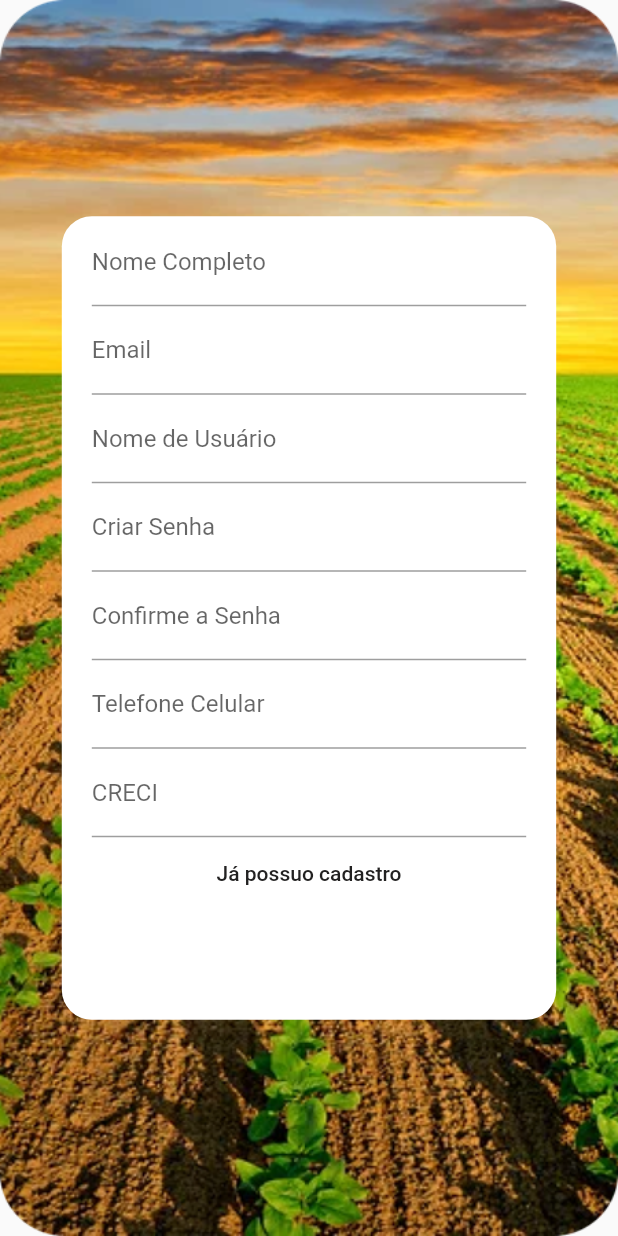
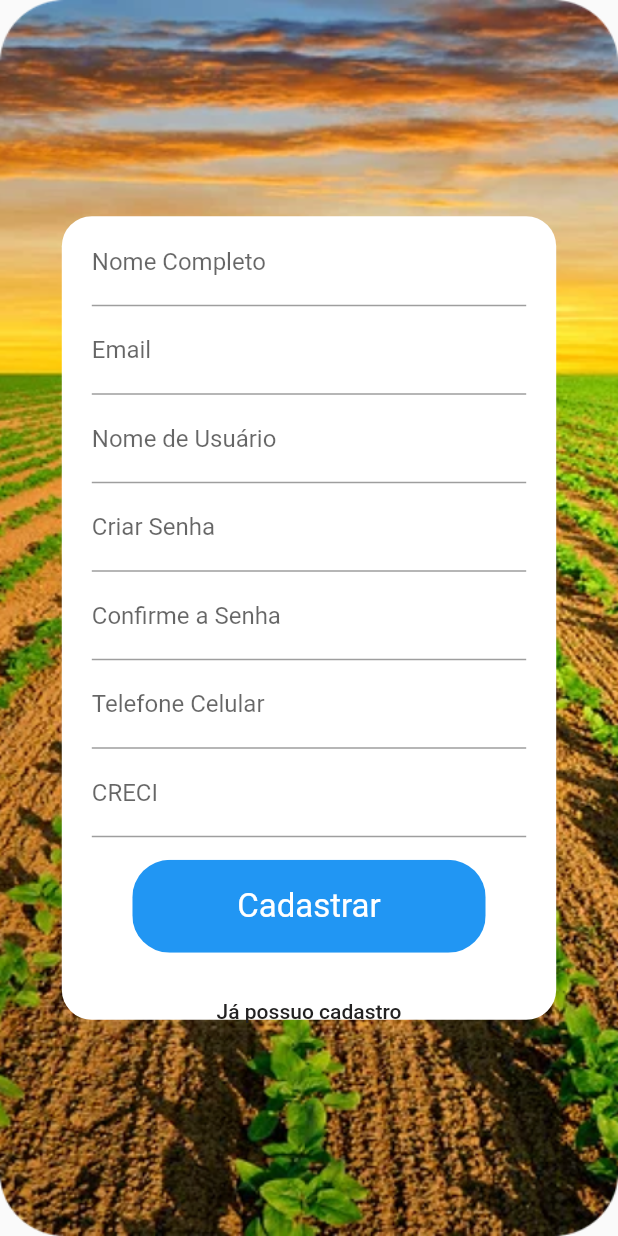
Before and after one commit to LaercioRJ/AgroImobi, a Flutter app: the screen it shows after launch, after a tap on "Entrar", after a tap on "Primeiro Acesso CORRETOR", on a phone screen of 412 x 824 dp. Run offline on Flutter 3.47's test engine with Material 2 defaults, Android fonts, the light colour scheme and no system bars; our stand-ins replace mask_text_input_formatter.

Commit message:
organize register_broker screen and apply mask to cellphone field

```diff
--- a/lib/src/screen/login_signin_screens/login_screen.dart
+++ b/lib/src/screen/login_signin_screens/login_screen.dart
@@ -80,7 +80,7 @@ class LoginScreenState extends State<LoginScreen> {
                   LinkButton(
                     linkText: 'Primeiro Acesso',
                     linkedPage: RegisterUserScreen()),
-                  const LinkButton(
+                  LinkButton(
                     linkText: 'Primeiro Acesso CORRETOR',
                     linkedPage: RegisterBrokerScreen())
                 ],
--- a/lib/src/screen/login_signin_screens/register_broker.dart
+++ b/lib/src/screen/login_signin_screens/register_broker.dart
@@ -1,9 +1,17 @@
 import 'package:flutter/material.dart';
+import 'package:mask_text_input_formatter/mask_text_input_formatter.dart';
 
 import '../../widgets/go_back_link_button.dart';
+import '../../widgets/submit_button.dart';
 
 class RegisterBrokerScreen extends StatelessWidget {
-  const RegisterBrokerScreen({super.key});
+  RegisterBrokerScreen({super.key});
+  final _formKey = GlobalKey<FormState>();
+  final cellphoneMask = MaskTextInputFormatter(
+    mask: '(##) #####-####',
+    filter: { "#": RegExp(r'[0-9]') },
+    type: MaskAutoCompletionType.lazy
+  );
 
   @override
   Widget build(BuildContext context) {
@@ -26,47 +34,53 @@ class RegisterBrokerScreen extends StatelessWidget {
                     ),
                     child: Padding(
                       padding: const EdgeInsets.fromLTRB(20, 1, 20, 1),
+                        child:
+                          Form(
+                            key: _formKey,
                             child: Column(children: [
-                          const TextField(
-                              decoration: InputDecoration(
+                              TextFormField(
+                                decoration: const  InputDecoration(
                                   labelText: 'Nome Completo',
                                   border: UnderlineInputBorder())),
-                          const TextField(
-                              decoration: InputDecoration(
+                              TextFormField(
+                                decoration: const InputDecoration(
                                   labelText: 'Email',
                                   border: UnderlineInputBorder(),
                                 )),
-                          const TextField(
-                              decoration: InputDecoration(
+                              TextFormField(
+                                decoration: const InputDecoration(
                                   labelText: 'Nome de Usuário',
                                   border: UnderlineInputBorder(),
                                 )),
-                          const TextField(
+                              TextFormField(
                                 obscureText: true,
-                              decoration: InputDecoration(
+                                decoration: const InputDecoration(
                                   labelText: 'Criar Senha',
                                   border: UnderlineInputBorder(),
                                 )),
-                          const TextField(
+                              TextFormField(
                                 obscureText: true,
-                              decoration: InputDecoration(
+                                decoration: const InputDecoration(
                                   labelText: 'Confirme a Senha',
                                   border: UnderlineInputBorder(),
                                 )),
-                          const TextField(
-                              decoration: InputDecoration(
+                              TextFormField(
+                                decoration: const InputDecoration(
                                   labelText: 'Telefone Celular',
                                   border: UnderlineInputBorder(),
-                          )),
-                          const TextField(
-                              decoration: InputDecoration(
+                                ),
+                                inputFormatters: [cellphoneMask],),
+                              TextFormField(
+                                decoration: const InputDecoration(
                                   labelText: 'CRECI',
                                   border: UnderlineInputBorder(),
                                 )),
-                          /*LoginButtons(
-                              title: 'Cadastrar',
-                              pressedFunction: () => print('teste')),*/
+                              SubmitButton(
+                                title: "Cadastrar",
+                                pressedFunction: () => print('teste'),
+                                formKey: _formKey),
                               const GoBackLinkButton(linkText: 'Já possuo cadastro')
-                        ]))))));
+                        ])
+                          ) )))));
   }
 }
--- a/pubspec.yaml
+++ b/pubspec.yaml
@@ -19,6 +19,7 @@ environment:
 dependencies:
   flutter:
     sdk: flutter
+  mask_text_input_formatter: ^2.4.0
 
 dev_dependencies:
   flutter_test:
```
Also changed, not shown: pubspec.lock. Lines whose indentation alone changed are shown as unchanged.
